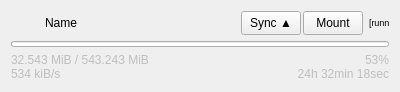
Before: the Qt Designer form view/JobWidget.ui in duri93/OneClone, drawn with Qt 5.
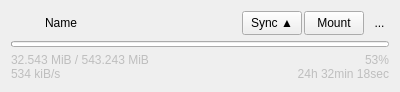
After: the same form once the commit is applied. Icons and pictures are not drawn.

The edit to the form file:
```diff
--- a/view/JobWidget.ui
+++ b/view/JobWidget.ui
@@ -161,42 +161,18 @@
       </spacer>
      </item>
      <item>
-      <widget class="QLabel" name="statusIcon">
-       <property name="enabled">
-        <bool>true</bool>
+      <widget class="QToolButton" name="statusIcon">
+       <property name="cursor">
+        <cursorShape>PointingHandCursor</cursorShape>
        </property>
-       <property name="sizePolicy">
-        <sizepolicy hsizetype="Fixed" vsizetype="Fixed">
-         <horstretch>0</horstretch>
-         <verstretch>0</verstretch>
-        </sizepolicy>
+       <property name="toolTip">
+        <string>Open log file</string>
        </property>
-       <property name="minimumSize">
-        <size>
-         <width>20</width>
-         <height>20</height>
-        </size>
-       </property>
-       <property name="maximumSize">
-        <size>
-         <width>20</width>
-         <height>20</height>
-        </size>
-       </property>
-       <property name="baseSize">
-        <size>
-         <width>0</width>
-         <height>0</height>
-        </size>
+       <property name="styleSheet">
+        <string notr="true">QToolButton { border: none; padding: 0px; background: transparent; }</string>
        </property>
        <property name="text">
-        <string>&lt;html&gt;&lt;head/&gt;&lt;body&gt;&lt;p&gt;&lt;span style=&quot; font-size:7pt;&quot;&gt;[running]&lt;/span&gt;&lt;/p&gt;&lt;/body&gt;&lt;/html&gt;</string>
-       </property>
-       <property name="textFormat">
-        <enum>Qt::TextFormat::RichText</enum>
-       </property>
-       <property name="alignment">
-        <set>Qt::AlignmentFlag::AlignRight|Qt::AlignmentFlag::AlignTrailing|Qt::AlignmentFlag::AlignVCenter</set>
+        <string>...</string>
        </property>
       </widget>
      </item>
```
